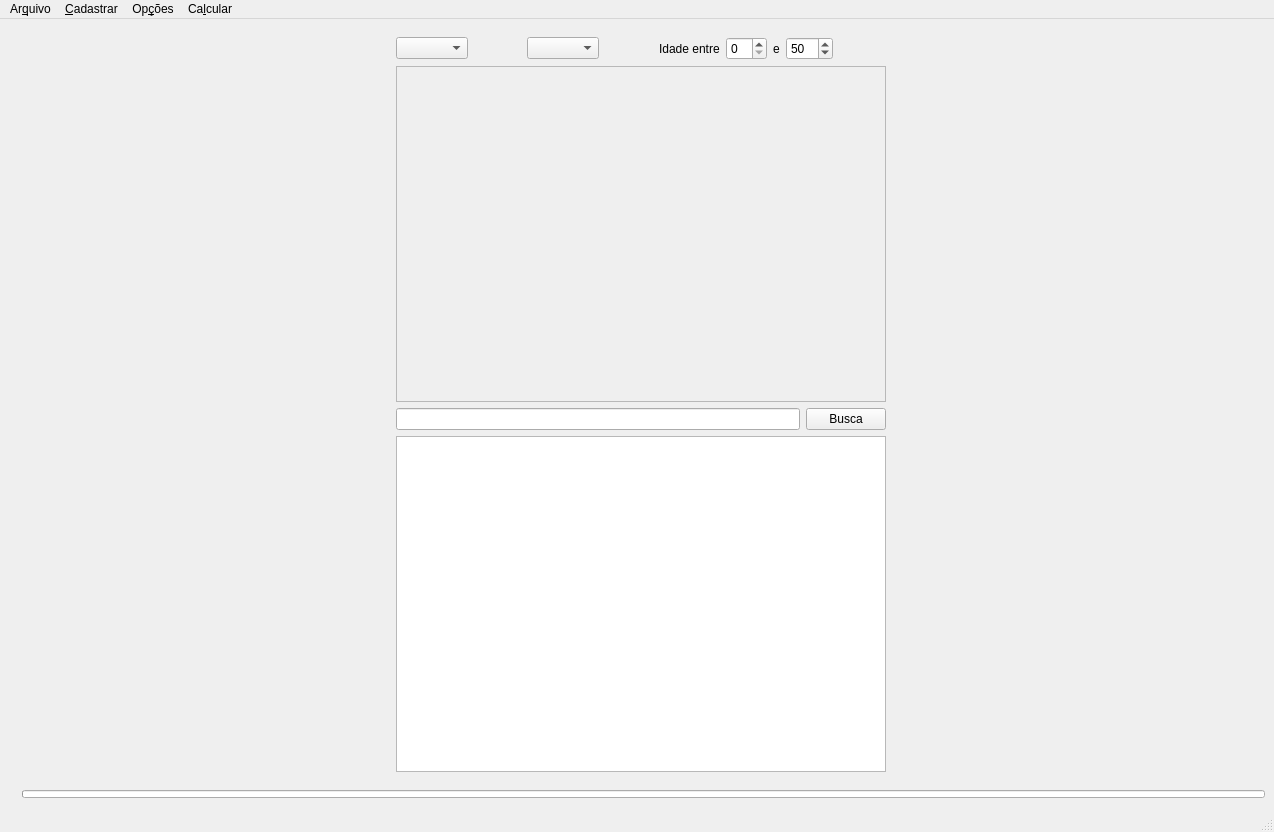
Before: the Qt Designer form src/main/python/ui/mainWindow.ui in matheusfillipe/ganec, drawn with Qt 5.
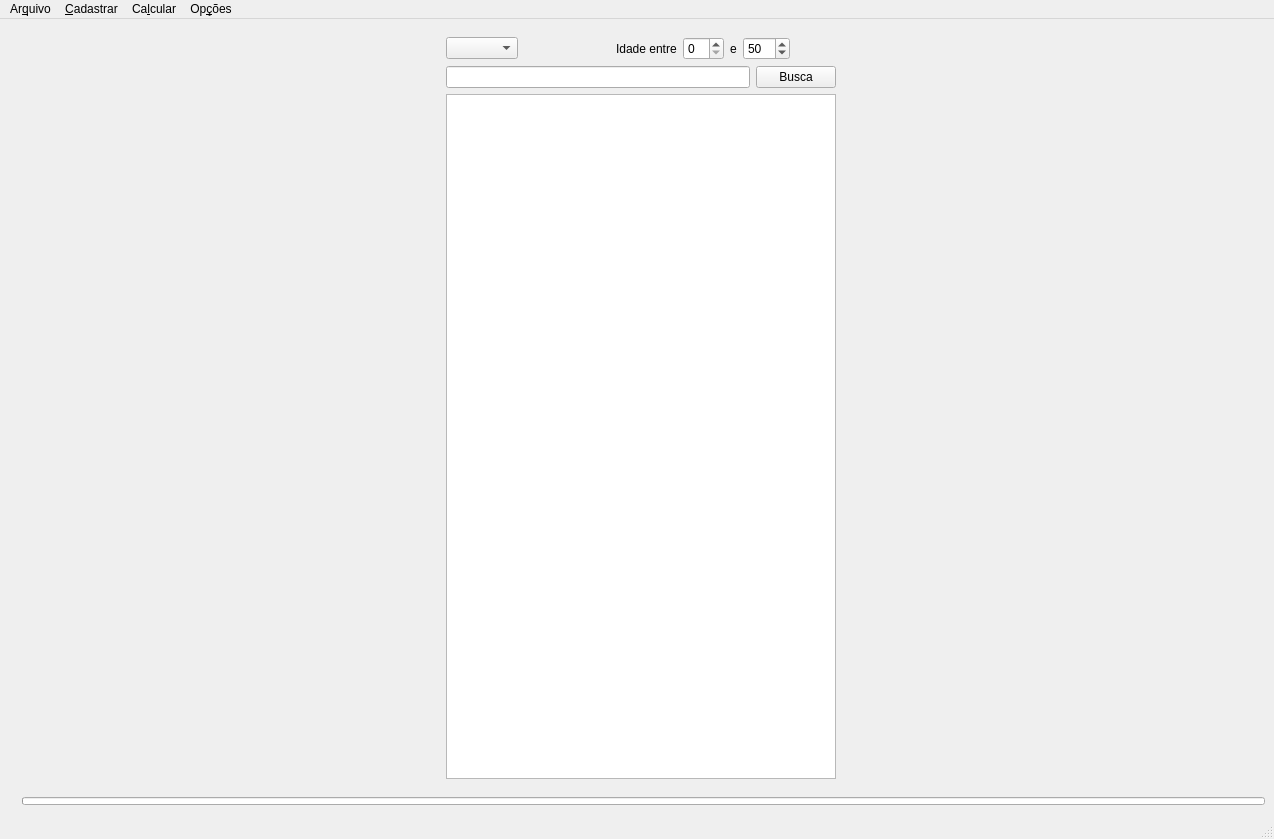
After: the same form once the commit is applied.

Commit message: Falta editar escolas, testar increemento de series, outros detalhes - widgets divididos em arquivos

What changed in the file:
```diff
--- a/src/main/python/ui/mainWindow.ui
+++ b/src/main/python/ui/mainWindow.ui
@@ -7,7 +7,7 @@
     <x>0</x>
     <y>0</y>
     <width>1274</width>
-    <height>832</height>
+    <height>839</height>
    </rect>
   </property>
   <property name="windowTitle">
@@ -36,17 +36,17 @@
         </property>
         <property name="minimumSize">
          <size>
-          <width>600</width>
+          <width>100</width>
           <height>0</height>
          </size>
         </property>
         <property name="maximumSize">
          <size>
-          <width>500</width>
+          <width>400</width>
           <height>16777215</height>
          </size>
         </property>
-        <layout class="QVBoxLayout" name="verticalLayout_2" stretch="0,0,0,0">
+        <layout class="QVBoxLayout" name="verticalLayout_2" stretch="0,0,0">
          <property name="sizeConstraint">
           <enum>QLayout::SetMinimumSize</enum>
          </property>
@@ -72,7 +72,10 @@
             </spacer>
            </item>
            <item>
-            <widget class="QComboBox" name="comboBoxEscolas"/>
+            <layout class="QHBoxLayout" name="escolaDropDownLayout"/>
+           </item>
+           <item>
+            <layout class="QHBoxLayout" name="serieDropDownLayout"/>
            </item>
            <item>
             <spacer name="horizontalSpacer">
@@ -129,29 +132,6 @@
            </item>
           </layout>
          </item>
-         <item>
-          <widget class="QScrollArea" name="scrollAreaTeste">
-           <property name="sizePolicy">
-            <sizepolicy hsizetype="Expanding" vsizetype="Expanding">
-             <horstretch>0</horstretch>
-             <verstretch>0</verstretch>
-            </sizepolicy>
-           </property>
-           <property name="widgetResizable">
-            <bool>true</bool>
-           </property>
-           <widget class="QWidget" name="scrollAreaWidgetContents">
-            <property name="geometry">
-             <rect>
-              <x>0</x>
-              <y>0</y>
-              <width>589</width>
-              <height>302</height>
-             </rect>
-            </property>
-           </widget>
-          </widget>
-         </item>
          <item>
           <layout class="QHBoxLayout" name="horizontalLayout_5">
            <item>
@@ -263,8 +243,8 @@
    </widget>
    <addaction name="menuArquivo"/>
    <addaction name="menuCadastrar"/>
-   <addaction name="menuOp_es"/>
    <addaction name="menuComputar"/>
+   <addaction name="menuOp_es"/>
   </widget>
   <widget class="QStatusBar" name="statusbar"/>
   <action name="actionSalvar">
```
Left out of the diff: 21 changed lines with no effect on the pictures. The commit also changes 20 other files.
